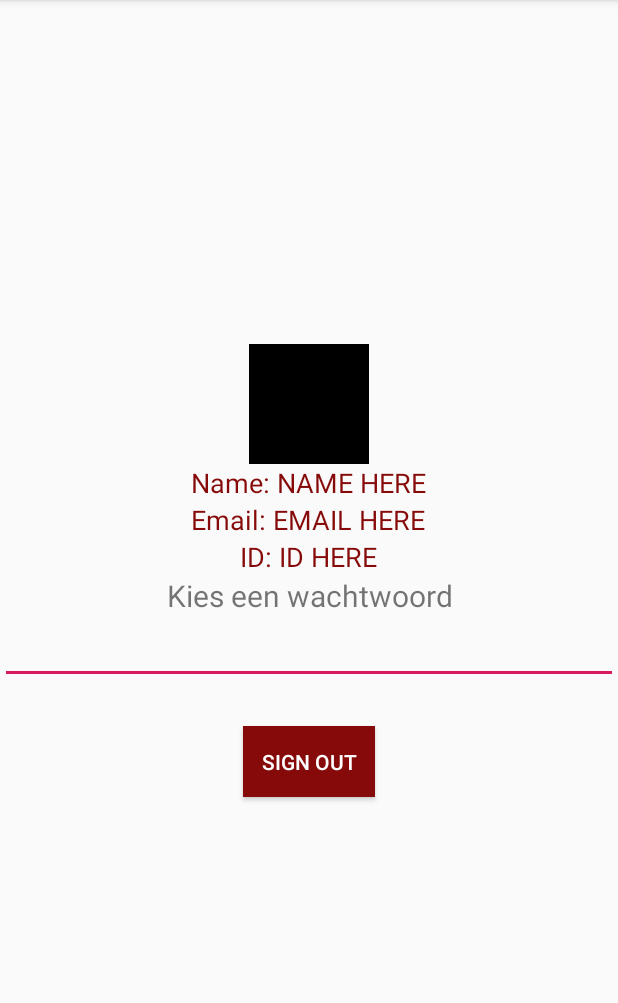
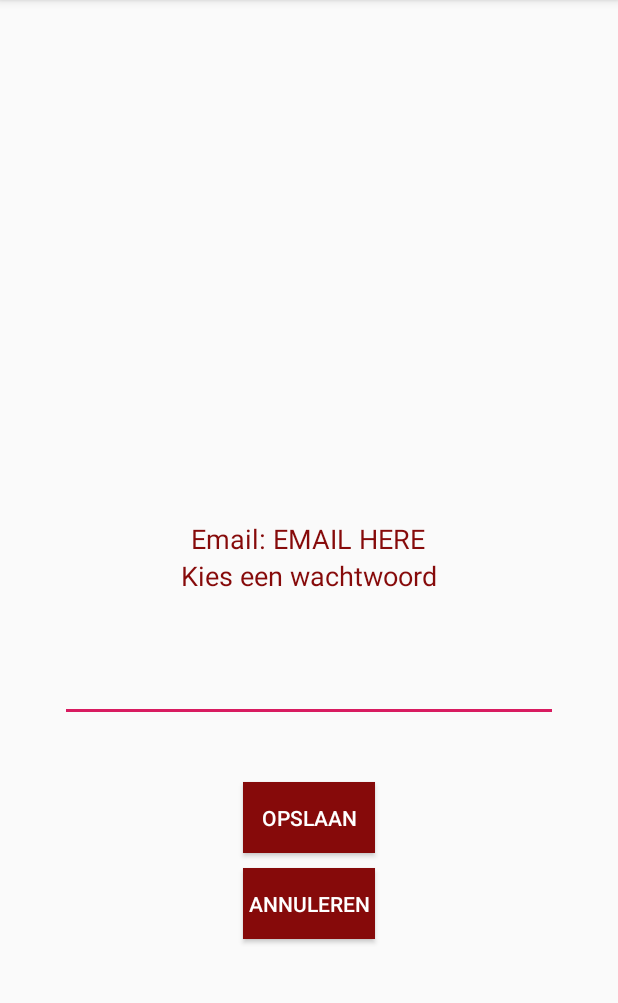
Before and after one commit to rahafff97/TC1819_Groep_3, an Android app: the PasswordActivity screen opened directly, with no data from a screen before it, on a phone screen of 412 x 824 dp, the part 84-1087 px from its top. Run offline under Robolectric (Android 15) with nearby library versions, the phone set to English and light mode, and no system bars; 1 statement that could not run was skipped.

Commit message:
password

```diff
--- a/Loginsystem/app/src/main/java/com/example/loginsystem/PasswordActivity.java
+++ b/Loginsystem/app/src/main/java/com/example/loginsystem/PasswordActivity.java
@@ -21,10 +21,7 @@ import com.google.android.gms.tasks.Task;
 public class PasswordActivity extends AppCompatActivity {
     GoogleSignInClient mGoogleSignClient;
     Button sign_out;
-    TextView nameTV;
     TextView emailTV;
-    TextView idTV;
-    ImageView photoIV;
 
     @Override
     protected void onCreate(Bundle savedInstanceState) {
@@ -32,10 +29,7 @@ public class PasswordActivity extends AppCompatActivity {
         setContentView(R.layout.activity_password);
 
         sign_out = findViewById(R.id.log_out);
-        nameTV = findViewById(R.id.name);
         emailTV = findViewById(R.id.email);
-        idTV = findViewById(R.id.id);
-        photoIV = findViewById(R.id.photo);
 
         /* Configure sign-in to request the user's ID, email address, and basic*/
         /* profile. ID and basic profile are included in DEFAULT_SIGN_IN.*/
@@ -50,18 +44,10 @@ public class PasswordActivity extends AppCompatActivity {
         String personEmail = acct.getEmail();
         if (acct != null && personEmail.endsWith("@hr.nl")) {
             String personName = acct.getDisplayName();
-            String personGivenName = acct.getGivenName();
-            String personFamilyName = acct.getFamilyName();
             personEmail = acct.getEmail();
-            String personId = acct.getId();
-            Uri personPhoto = acct.getPhotoUrl();
 
-            nameTV.setText("Name: "+personName);
             emailTV.setText("Email: "+personEmail);
-            idTV.setText("ID: "+personId);
-            Glide.with(this).load(personPhoto).into(photoIV);
         }
-
 
         sign_out.setOnClickListener(new View.OnClickListener() {
             @Override
--- a/Loginsystem/app/src/main/res/layout/activity_admin.xml
+++ b/Loginsystem/app/src/main/res/layout/activity_admin.xml
@@ -15,7 +15,7 @@
             android:id="@+id/email"
             android:layout_width="match_parent"
             android:layout_height="wrap_content"
-            android:layout_above="@+id/id"
+            android:layout_above="@+id/admin"
             android:scaleType="fitCenter"
             android:textAlignment="center"
             android:text="Email: EMAIL HERE"
@@ -23,7 +23,7 @@
             android:textSize="18sp" />
 
         <TextView
-            android:id="@+id/id"
+            android:id="@+id/admin"
             android:layout_width="match_parent"
             android:layout_height="wrap_content"
             android:layout_centerInParent="true"
@@ -37,7 +37,7 @@
             android:layout_width="wrap_content"
             android:layout_height="wrap_content"
             android:layout_centerHorizontal="true"
-            android:layout_below="@id/id"
+            android:layout_below="@id/admin"
             android:layout_marginTop="20dp"
             android:background="#860A0A"
             android:text="Sign out"
--- a/Loginsystem/app/src/main/res/layout/activity_login.xml
+++ b/Loginsystem/app/src/main/res/layout/activity_login.xml
@@ -56,6 +56,18 @@
                     android:textColor="#FCFAFA"
                     android:textSize="36sp" />
 
+                <TextView
+                        android:id="@+id/textLogin"
+                        android:layout_width="wrap_content"
+                        android:layout_height="wrap_content"
+                        android:layout_below="@+id/imageView"
+                        android:layout_marginTop="60dp"
+                        android:layout_centerInParent="true"
+                        android:layout_centerVertical="true"
+                        android:text="Log in met je Hogeschool account"
+                        android:textColor="#FCFAFA"
+                        android:textSize="20sp" />
+
                 <FrameLayout
                     android:id="@+id/frameLayout2"
                     android:layout_width="304dp"
@@ -77,18 +89,6 @@
                     android:background="#FCF8F8">
 
                 </FrameLayout>
-            <TextView
-                    android:id="@+id/Text4"
-                    android:layout_width="wrap_content"
-                    android:layout_height="wrap_content"
-                    android:layout_marginTop="335dp"
-                    android:paddingBottom="10dp"
-                    android:textSize="15sp"
-                    android:text="Log in met uw hogeschool account"
-                    android:layout_centerHorizontal="true"
-
-
-
 />
                 <TextView
                     android:id="@+id/textView3"
--- a/Loginsystem/app/src/main/res/layout/activity_password.xml
+++ b/Loginsystem/app/src/main/res/layout/activity_password.xml
@@ -1,5 +1,5 @@
 <?xml version="1.0" encoding="utf-8"?>
-<android.support.constraint.ConstraintLayout
+<RelativeLayout
     xmlns:android="http://schemas.android.com/apk/res/android"
     xmlns:app="http://schemas.android.com/apk/res-auto"
     xmlns:tools="http://schemas.android.com/tools"
@@ -7,66 +7,26 @@
     android:layout_height="match_parent"
     tools:context=".PasswordActivity">
 
-    <LinearLayout
-        android:id="@+id/linearLayout2"
-        android:layout_width="wrap_content"
-        android:layout_height="wrap_content"
-        android:layout_centerHorizontal="true"
-        android:layout_centerVertical="true"
-        android:layout_marginStart="128dp"
-        android:layout_marginLeft="128dp"
-        android:layout_marginTop="244dp"
-        android:layout_marginEnd="128dp"
-        android:layout_marginRight="128dp"
-        android:layout_marginBottom="37dp"
-        android:orientation="vertical"
-        app:layout_constraintBottom_toTopOf="@+id/log_out"
-        app:layout_constraintEnd_toEndOf="parent"
-        app:layout_constraintStart_toStartOf="parent"
-        app:layout_constraintTop_toTopOf="parent">
-
-        <ImageView
-            android:id="@+id/photo"
-            android:layout_width="80dp"
-            android:layout_height="80dp"
-            android:layout_gravity="center"
-            android:background="#000" />
-
-        <TextView
-            android:id="@+id/name"
-            android:layout_width="wrap_content"
-            android:layout_height="wrap_content"
-            android:layout_gravity="center"
-            android:text="Name: NAME HERE"
-            android:textColor="#860A0A"
-            android:textSize="18sp" />
-
     <TextView
         android:id="@+id/email"
         android:layout_width="wrap_content"
         android:layout_height="wrap_content"
         android:layout_gravity="center"
+        android:layout_above="@id/choosePassword"
+        android:layout_centerHorizontal="true"
         android:text="Email: EMAIL HERE"
         android:textColor="#860A0A"
         android:textSize="18sp" />
 
     <TextView
-            android:id="@+id/id"
+        android:id="@+id/choosePassword"
         android:layout_width="wrap_content"
         android:layout_height="wrap_content"
         android:layout_gravity="center"
-            android:text="ID: ID HERE"
+        android:text="Kies een wachtwoord"
+        android:layout_centerInParent="true"
         android:textColor="#860A0A"
         android:textSize="18sp" />
-
-        <TextView
-            android:layout_width="wrap_content"
-            android:layout_height="wrap_content"
-            android:textSize="20sp"
-            android:text="Kies een wachtwoord"
-            android:textAlignment="center"/>
-
-    </LinearLayout>
 
     <EditText
         android:id="@+id/password"
@@ -74,33 +34,31 @@
         android:layout_height="wrap_content"
         android:layout_centerHorizontal="true"
         android:gravity="center"
+        android:layout_below="@+id/choosePassword"
         android:maxLines="1"
         android:ems="10"
         android:inputType="textPassword"
-        app:layout_constraintBottom_toBottomOf="@+id/log_out"
-        app:layout_constraintEnd_toEndOf="parent"
-        app:layout_constraintStart_toStartOf="parent"
-        app:layout_constraintTop_toBottomOf="@+id/linearLayout2"
-        app:layout_constraintVertical_bias="0.0" />
+        android:layout_margin="40dp"/>
+
+    <Button
+        android:id="@+id/save"
+        android:layout_width="wrap_content"
+        android:layout_height="47dp"
+        android:layout_centerHorizontal="true"
+        android:layout_below="@+id/password"
+        android:background="#860A0A"
+        android:text="Opslaan"
+        android:textColor="#fff"/>
 
     <Button
         android:id="@+id/log_out"
         android:layout_width="wrap_content"
         android:layout_height="47dp"
-        android:layout_alignParentBottom="true"
         android:layout_centerHorizontal="true"
-        android:layout_marginStart="162dp"
-        android:layout_marginTop="36dp"
-        android:layout_marginEnd="162dp"
-        android:layout_marginBottom="251dp"
+        android:layout_below="@+id/save"
+        android:layout_marginTop="10dp"
         android:background="#860A0A"
-        android:text="Sign out"
-        android:textColor="#fff"
-        app:layout_constraintBottom_toBottomOf="parent"
-        app:layout_constraintEnd_toEndOf="parent"
-        app:layout_constraintHorizontal_bias="1.0"
-        app:layout_constraintStart_toStartOf="parent"
-        app:layout_constraintTop_toBottomOf="@+id/linearLayout2" />
+        android:text="Annuleren"
+        android:textColor="#fff"/>
 
-
-</android.support.constraint.ConstraintLayout>
+</RelativeLayout>
--- a/Loginsystem/app/src/main/res/layout/activity_user.xml
+++ b/Loginsystem/app/src/main/res/layout/activity_user.xml
@@ -14,16 +14,15 @@
             android:id="@+id/email"
             android:layout_width="match_parent"
             android:layout_height="wrap_content"
-            android:layout_above="@+id/id"
+            android:layout_above="@+id/user"
             android:scaleType="fitCenter"
             android:textAlignment="center"
             android:text="Email: EMAIL HERE"
             android:textColor="#860A0A"
             android:textSize="18sp" />
 
-
         <TextView
-            android:id="@+id/id"
+            android:id="@+id/user"
             android:layout_width="match_parent"
             android:layout_height="wrap_content"
             android:layout_centerInParent="true"
@@ -37,7 +36,7 @@
         android:layout_width="wrap_content"
         android:layout_height="wrap_content"
         android:layout_centerHorizontal="true"
-        android:layout_below="@id/id"
+        android:layout_below="@id/user"
         android:layout_marginTop="20dp"
         android:background="#860A0A"
         android:text="Sign out"
```
Also changed, not shown: Loginsystem/app/src/main/java/com/example/loginsystem/AdminActivity.java (+0 -10 lines), Loginsystem/app/src/main/java/com/example/loginsystem/UserActivity.java (+0 -12 lines). Lines whose indentation alone changed are shown as unchanged.
